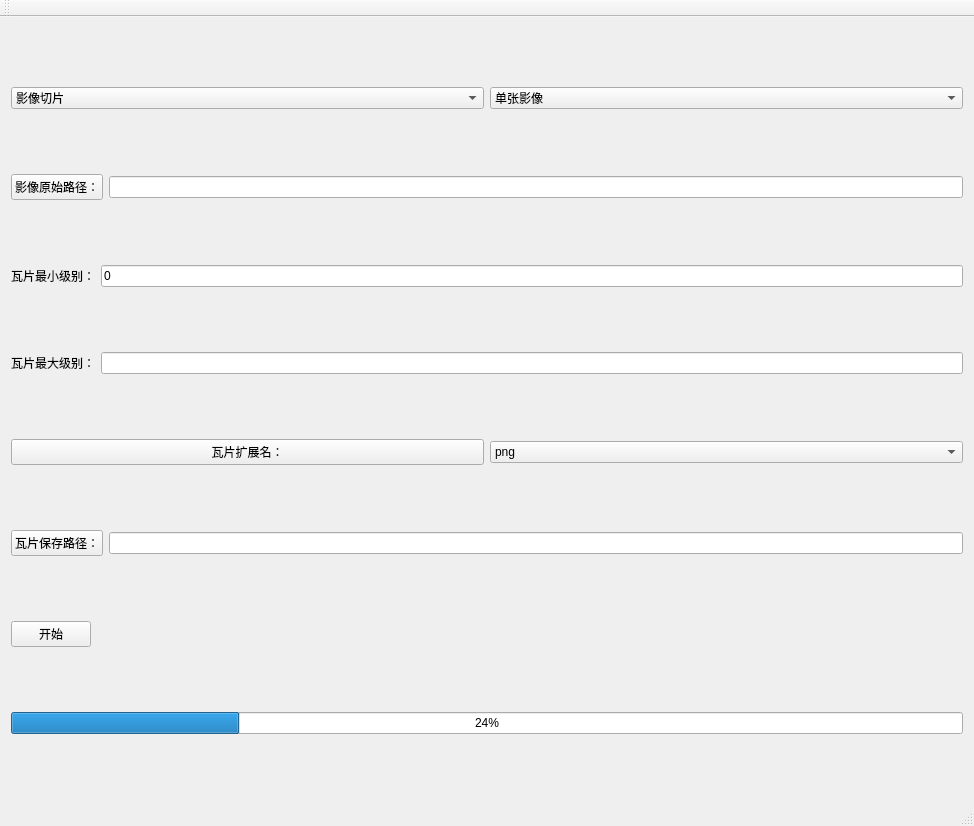
Before: the Qt Designer form TileCreator/tilecreator.ui in gaoyunjun/TileCreator, drawn with Qt 5.
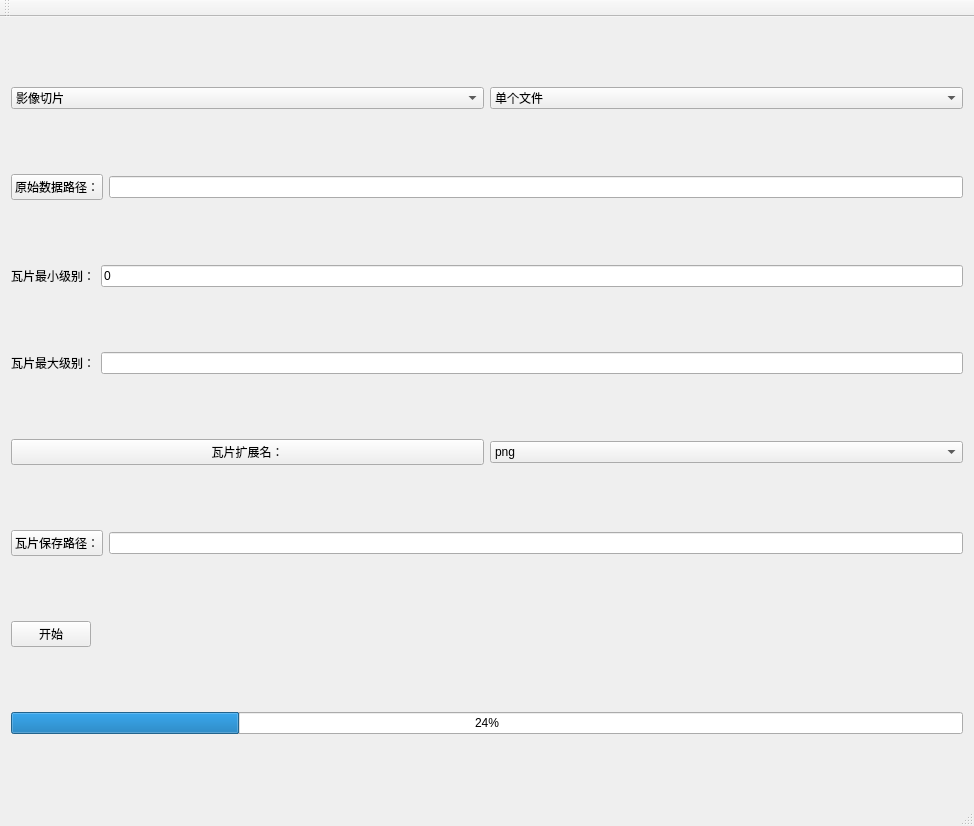
After: the same form once the commit is applied.

Diff of the .ui file:
```diff
--- a/TileCreator/tilecreator.ui
+++ b/TileCreator/tilecreator.ui
@@ -35,7 +35,7 @@
        <widget class="QComboBox" name="cmbTileflag">
         <item>
          <property name="text">
-          <string>单张影像</string>
+          <string>单个文件</string>
          </property>
         </item>
         <item>
@@ -52,7 +52,7 @@
       <item>
        <widget class="QPushButton" name="ptnres">
         <property name="text">
-         <string>影像原始路径：</string>
+         <string>原始数据路径：</string>
         </property>
        </widget>
       </item>
```
Left out of the diff: 12 changed lines with no effect on the pictures.
